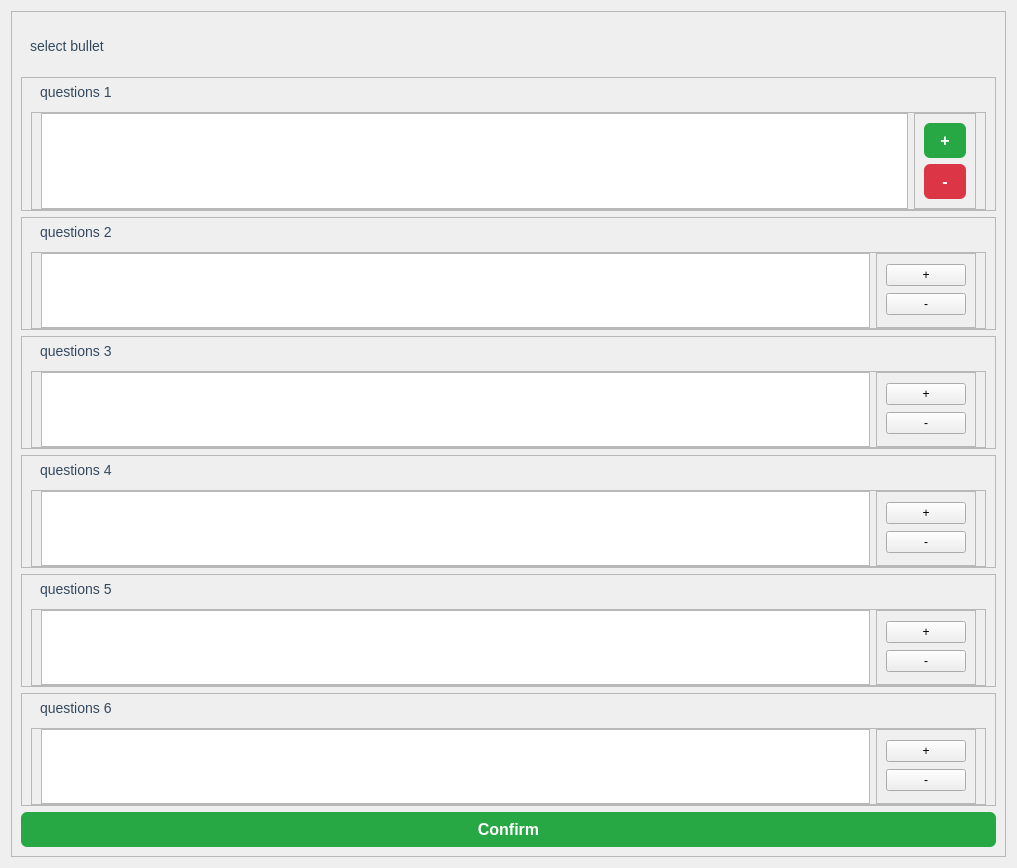
Qt form select_bullets.ui (AsciiNomads/maxdiff) before a commit.
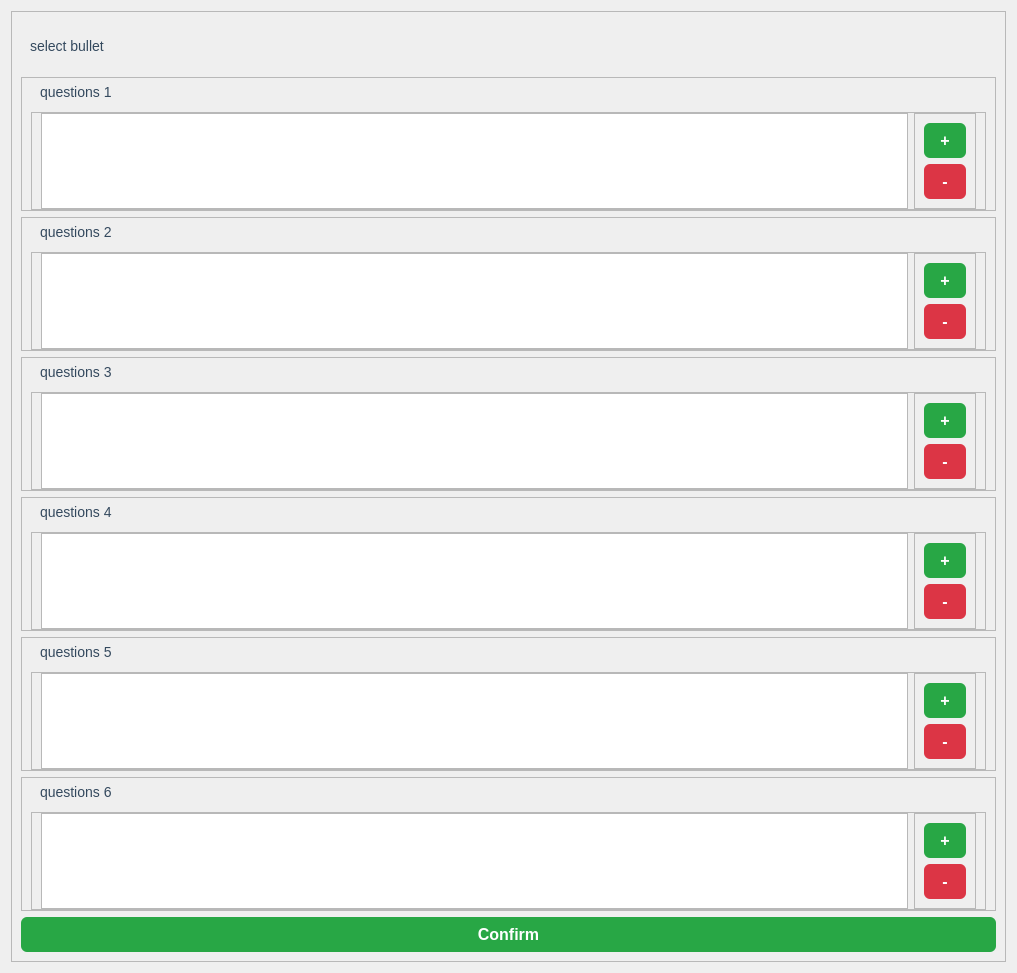
The same form after that commit.

Commit message: fix styles of btns

The edit to the form file:
```diff
--- a/select_bullets.ui
+++ b/select_bullets.ui
@@ -124,50 +124,15 @@
     font-weight: bold;
 }
 
-QPushButton#add_btn:hover {
-    background-color: #218838; /* Darker green on hover */
-}
-
-QPushButton#add_btn:pressed {
-    background-color: #1E7E34; /* Even darker green when pressed */
-    padding-top: 10px; /* Simulates button press effect */
-    padding-bottom: 6px;
-}
-
-QPushButton#add_btn:disabled {
-    background-color: #A9DFBF; /* Light green when disabled */
-    color: #E9ECEF; /* Light gray text */
-    border: 1px solid #C3E6CB; /* Light green border when disabled */
-}
-
-/* Remove Button */
-QPushButton#remove_btn {
-    background-color: #DC3545; /* Modern red color for remove */
-    color: #FFFFFF; /* White text */
-    font-size: 16px;
-    padding: 8px 16px;
-    border: none;
-    border-radius: 6px; /* Rounded corners */
-    font-weight: bold;
-}
-
-QPushButton#remove_btn:hover {
-    background-color: #C82333; /* Darker red on hover */
-}
-
-QPushButton#remove_btn:pressed {
-    background-color: #A71D2A; /* Even darker red when pressed */
-    padding-top: 10px; /* Simulates button press effect */
-    padding-bottom: 6px;
-}
-
-QPushButton#remove_btn:disabled {
-    background-color: #F5B7B1; /* Light red when disabled */
-    color: #F8F9FA; /* Light gray text */
-    border: 1px solid #E6B0AA; /* Light red border when disabled */
-}
+/* ----------------------------------------*/
 /* Add Button */
-QPushButton#add_btn_1 {
+QPushButton#add_btn_1,
+QPushButton#add_btn_2,
+QPushButton#add_btn_3,
+QPushButton#add_btn_4,
+QPushButton#add_btn_5,
+QPushButton#add_btn_6,
+QPushButton#add_btn_7 {
     background-color: #28A745; /* Modern green color for add */
     color: #FFFFFF; /* White text */
     font-size: 16px;
@@ -177,24 +142,37 @@
     font-weight: bold;
 }
 
-QPushButton#add_btn_1 :hover {
+QPushButton#add_btn_1:hover,
+QPushButton#add_btn_2:hover,
+QPushButton#add_btn_3:hover,
+QPushButton#add_btn_4:hover,
+QPushButton#add_btn_5:hover,
+QPushButton#add_btn_6:hover,
+QPushButton#add_btn_7:hover {
     background-color: #218838; /* Darker green on hover */
 }
 
-QPushButton#add_btn_1 :pressed {
+QPushButton#add_btn_1:pressed,
+QPushButton#add_btn_2:pressed,
+QPushButton#add_btn_3:pressed,
+QPushButton#add_btn_4:pressed,
+QPushButton#add_btn_5:pressed,
+QPushButton#add_btn_6:pressed,
+QPushButton#add_btn_7:pressed {
     background-color: #1E7E34; /* Even darker green when pressed */
     padding-top: 10px; /* Simulates button press effect */
     padding-bottom: 6px;
 }
 
-QPushButton#add_btn_1 :disabled {
-    background-color: #A9DFBF; /* Light green when disabled */
-    color: #E9ECEF; /* Light gray text */
-    border: 1px solid #C3E6CB; /* Light green border when disabled */
-}
 
 /* Remove Button */
-QPushButton#remove_btn_1  {
+QPushButton#remove_btn_1,
+QPushButton#remove_btn_2,
+QPushButton#remove_btn_3,
+QPushButton#remove_btn_4,
+QPushButton#remove_btn_5,
+QPushButton#remove_btn_6,
+QPushButton#remove_btn_7 {
     background-color: #DC3545; /* Modern red color for remove */
     color: #FFFFFF; /* White text */
     font-size: 16px;
@@ -204,21 +182,28 @@
     font-weight: bold;
 }
 
-QPushButton#remove_btn_1 :hover {
+QPushButton#remove_btn_1:hover,
+QPushButton#remove_btn_2:hover,
+QPushButton#remove_btn_3:hover,
+QPushButton#remove_btn_4:hover,
+QPushButton#remove_btn_5:hover,
+QPushButton#remove_btn_6:hover,
+QPushButton#remove_btn_7:hover {
     background-color: #C82333; /* Darker red on hover */
 }
 
-QPushButton#remove_btn_1 :pressed {
-    background-color: #A71D2A; /* Even darker red when pressed */
+QPushButton#remove_btn_1:pressed,
+QPushButton#remove_btn_2:pressed,
+QPushButton#remove_btn_3:pressed,
+QPushButton#remove_btn_4:pressed,
+QPushButton#remove_btn_5:pressed,
+QPushButton#remove_btn_6:pressed,
+QPushButton#remove_btn_7:pressed {
+    background-color: #BD2130; /* Even darker red when pressed */
     padding-top: 10px; /* Simulates button press effect */
     padding-bottom: 6px;
 }
 
-QPushButton#remove_btn_1 :disabled {
-    background-color: #F5B7B1; /* Light red when disabled */
-    color: #F8F9FA; /* Light gray text */
-    border: 1px solid #E6B0AA; /* Light red border when disabled */
-}
 </string>
   </property>
   <layout class="QVBoxLayout" name="verticalLayout_38">
```
The commit also changes 1 other file.
